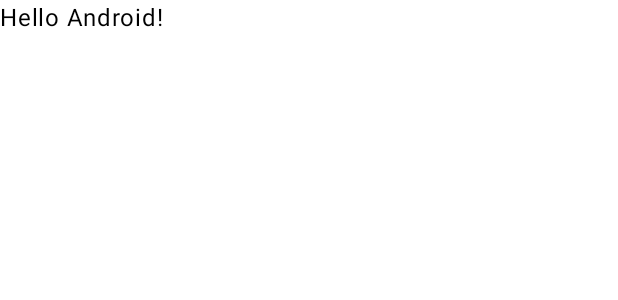
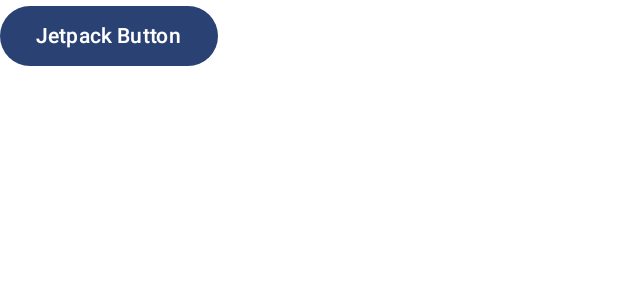
Before and after one commit to Mwakanemela/Ahmed-Guedmioui-Youtube-Channel, an Android app built with Jetpack Compose: the @Preview function GreetingPreview, on a phone screen of 412 x 824 dp. Shown: the top 300 px of the screen. Run offline under Robolectric (Android 15) with nearby library versions, the phone set to English and light mode, and no system bars.

Commit message:
Jetpack Compose - Introduction & First Compose App - #1 --just created a button

```diff
--- a/JetpackCompose/app/src/main/java/com/example/jetpackcompose/MainActivity.kt
+++ b/JetpackCompose/app/src/main/java/com/example/jetpackcompose/MainActivity.kt
@@ -6,6 +6,7 @@ import androidx.activity.compose.setContent
 import androidx.activity.enableEdgeToEdge
 import androidx.compose.foundation.layout.fillMaxSize
 import androidx.compose.foundation.layout.padding
+import androidx.compose.material3.Button
 import androidx.compose.material3.Scaffold
 import androidx.compose.material3.Text
 import androidx.compose.runtime.Composable
@@ -19,29 +20,24 @@ class MainActivity : ComponentActivity() {
         enableEdgeToEdge()
         setContent {
             JetpackComposeTheme {
-                Scaffold(modifier = Modifier.fillMaxSize()) { innerPadding ->
-                    Greeting(
-                        name = "Android",
-                        modifier = Modifier.padding(innerPadding)
-                    )
-                }
+                FirstUi()
             }
         }
     }
 }
 
+
 @Composable
-fun Greeting(name: String, modifier: Modifier = Modifier) {
-    Text(
-        text = "Hello $name!",
-        modifier = modifier
-    )
+fun FirstUi() {
+    Button(onClick = {}) {
+        Text(text = "Jetpack Button")
+    }
 }
 
 @Preview(showBackground = true)
 @Composable
 fun GreetingPreview() {
     JetpackComposeTheme {
-        Greeting("Android")
+        FirstUi()
     }
 }
```
